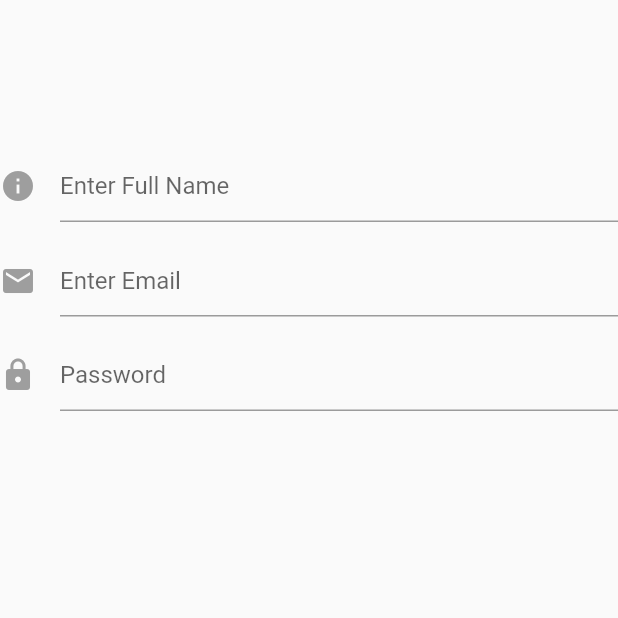
After one commit to tgairborne/myforum, a Flutter app: the ProfileWidget screen opened directly, on a phone screen of 412 x 824 dp, the top half of it. The commit adds this screen. Run offline on Flutter 3.47's test engine with Material 2 defaults, Android fonts, the phone set to English and light mode, and no system bars; our stand-ins replace firebase_auth; accounts and stored records are empty.

Commit message:
Add Profile

```diff
--- a/lib/LoginSignupPage.dart
+++ b/lib/LoginSignupPage.dart
@@ -30,7 +30,7 @@ class _LoginSignupPageState extends State<LoginSignupPage> {
   Widget build(BuildContext context) {
     return new Scaffold(
       appBar: new AppBar(
-        title: new Text("Flutter login demo"),
+        title: new Text("My Forum Login"),
       ),
       body: Column(
         children: <Widget>[
--- /dev/null
+++ b/lib/profile_page.dart
@@ -0,0 +1,96 @@
+import 'package:flutter/material.dart';
+
+class ProfileWidget extends StatefulWidget {
+  @override
+  _ProfileWidgetState createState() => new _ProfileWidgetState();
+}
+
+class _ProfileWidgetState extends State<ProfileWidget> {
+  final _formKey = new GlobalKey<FormState>();
+
+  String _name;
+  String _email;
+  String _password;
+  String _errorMessage = "";
+
+  @override
+  Widget build(BuildContext context) {
+    return new Scaffold(
+      body: Column(
+        children: <Widget>[
+          formWidget(),
+        ],
+      ),
+    );
+  }
+
+  Widget formWidget() {
+    return Form(
+      key: _formKey,
+      child: Column(
+        children: <Widget>[
+          _nameWidget(),
+          _emailWidget(),
+          _passwordWidget(),
+        ],
+      ),
+    );
+  }
+
+  Widget _nameWidget() {
+    return Padding(
+      padding: const EdgeInsets.fromLTRB(0.0, 100.0, 0.0, 0.0),
+      child: TextFormField(
+        maxLines: 1,
+        keyboardType: TextInputType.text,
+        autofocus: false,
+        decoration: new InputDecoration(
+            hintText: 'Enter Full Name',
+            icon: new Icon(
+              Icons.info,
+              color: Colors.grey,
+            )),
+        validator: (value) => value.isEmpty ? 'Email cannot be empty' : null,
+        onSaved: (value) => _name = value.trim(),
+      ),
+    );
+  }
+
+  Widget _emailWidget() {
+    return Padding(
+      padding: const EdgeInsets.fromLTRB(0.0, 15.0, 0.0, 0.0),
+      child: TextFormField(
+        maxLines: 1,
+        keyboardType: TextInputType.emailAddress,
+        autofocus: false,
+        decoration: new InputDecoration(
+            hintText: 'Enter Email',
+            icon: new Icon(
+              Icons.mail,
+              color: Colors.grey,
+            )),
+        validator: (value) => value.isEmpty ? 'Email cannot be empty' : null,
+        onSaved: (value) => _email = value.trim(),
+      ),
+    );
+  }
+
+  Widget _passwordWidget() {
+    return Padding(
+      padding: const EdgeInsets.fromLTRB(0.0, 15.0, 0.0, 0.0),
+      child: new TextFormField(
+        maxLines: 1,
+        obscureText: true,
+        autofocus: false,
+        decoration: new InputDecoration(
+            hintText: 'Password',
+            icon: new Icon(
+              Icons.lock,
+              color: Colors.grey,
+            )),
+        validator: (value) => value.isEmpty ? 'Password cannot be empty' : null,
+        onSaved: (value) => _password = value.trim(),
+      ),
+    );
+  }
+}
```
Also changed, not shown: lib/PlaceholderWidget.dart (added, +14 -0 lines), lib/home_page.dart (+33 -4 lines), lib/message_page.dart (added, +36 -0 lines).
